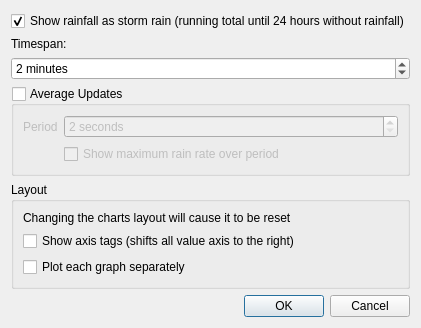
Above: desktop/charts/livechartoptionsdialog.ui from davidrg/zxweather before the change. Below: the same form after it.
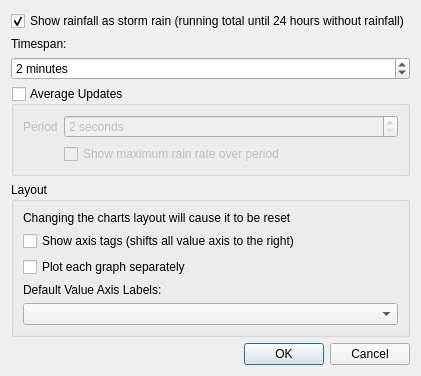
That is the form after the change. Icons and pictures are not drawn.

Commit message:
Fix #20 - value axis label option for live strip charts
This was a lot harder than it should have been. Really need a better way of handling sensor metadata someday.

```diff
--- a/desktop/charts/livechartoptionsdialog.ui
+++ b/desktop/charts/livechartoptionsdialog.ui
@@ -7,7 +7,7 @@
     <x>0</x>
     <y>0</y>
     <width>410</width>
-    <height>289</height>
+    <height>363</height>
    </rect>
   </property>
   <property name="windowTitle">
@@ -120,6 +120,16 @@
         </property>
        </widget>
       </item>
+      <item>
+       <widget class="QLabel" name="lblMultiAxisLabels">
+        <property name="text">
+         <string>Default Value Axis Labels:</string>
+        </property>
+       </widget>
+      </item>
+      <item>
+       <widget class="QComboBox" name="cmbMultiAxisLabels"/>
+      </item>
      </layout>
     </widget>
    </item>
```
Left out of the diff: 32 changed lines with no effect on the pictures. The commit also changes 6 other files.
